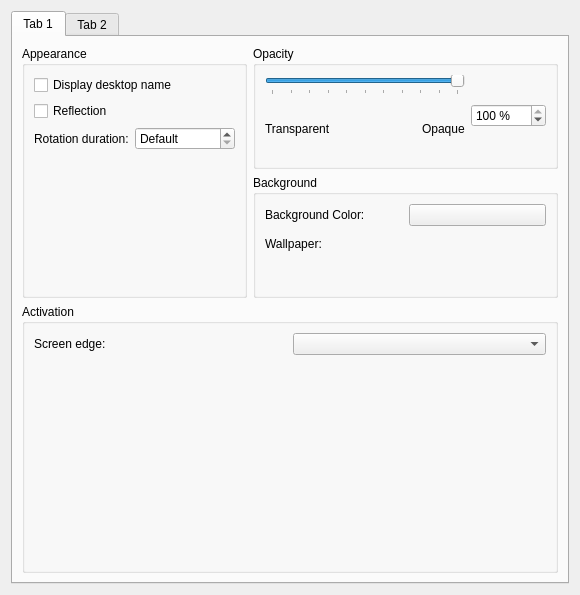
Above: effects/cube_config.ui from KDE/kwin before the change. Below: the same form after it.
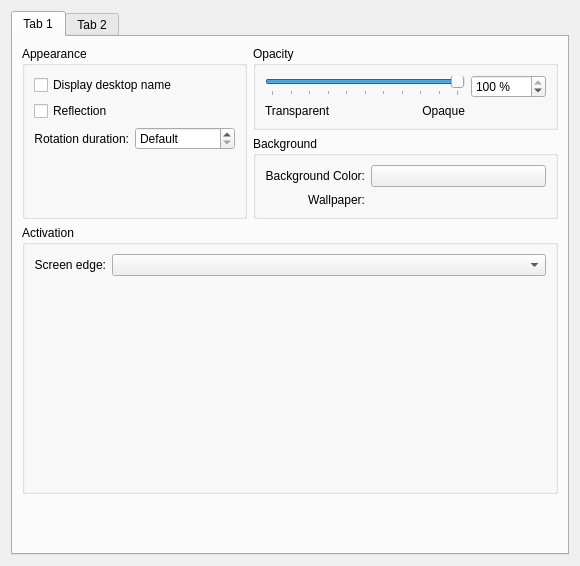
That is the form after the change. Custom widgets are drawn as their Qt base class.

Commit message: Touch-up cube, sphere and cylinder panel GUIs. Fixed direct rendering label.

The edit to the form file:
```diff
--- a/effects/cube_config.ui
+++ b/effects/cube_config.ui
@@ -5,8 +5,8 @@
    <rect>
     <x>0</x>
     <y>0</y>
-    <width>568</width>
-    <height>595</height>
+    <width>546</width>
+    <height>566</height>
    </rect>
   </property>
   <layout class="QVBoxLayout" >
@@ -16,14 +16,6 @@
       <number>0</number>
      </property>
      <widget class="QWidget" name="tab" >
-      <property name="geometry" >
-       <rect>
-        <x>0</x>
-        <y>0</y>
-        <width>546</width>
-        <height>552</height>
-       </rect>
-      </property>
       <attribute name="title" >
        <string>Tab 1</string>
       </attribute>
@@ -39,26 +31,46 @@
             <property name="text" >
              <string>Background Color:</string>
             </property>
+            <property name="alignment" >
+             <set>Qt::AlignRight|Qt::AlignTrailing|Qt::AlignVCenter</set>
+            </property>
             <property name="buddy" >
              <cstring>backgroundColorButton</cstring>
             </property>
            </widget>
           </item>
           <item row="0" column="1" >
-           <widget class="KColorButton" name="backgroundColorButton" />
+           <widget class="KColorButton" name="backgroundColorButton" >
+            <property name="sizePolicy" >
+             <sizepolicy vsizetype="Fixed" hsizetype="Expanding" >
+              <horstretch>0</horstretch>
+              <verstretch>0</verstretch>
+             </sizepolicy>
+            </property>
+           </widget>
           </item>
           <item row="1" column="0" >
            <widget class="QLabel" name="label_3" >
             <property name="text" >
              <string>Wallpaper:</string>
             </property>
+            <property name="alignment" >
+             <set>Qt::AlignRight|Qt::AlignTrailing|Qt::AlignVCenter</set>
+            </property>
             <property name="buddy" >
              <cstring>wallpaperRequester</cstring>
             </property>
            </widget>
           </item>
-          <item row="2" column="0" colspan="2" >
-           <widget class="KUrlRequester" name="wallpaperRequester" />
+          <item row="1" column="1" >
+           <widget class="KUrlRequester" name="wallpaperRequester" >
+            <property name="sizePolicy" >
+             <sizepolicy vsizetype="Preferred" hsizetype="Expanding" >
+              <horstretch>0</horstretch>
+              <verstretch>0</verstretch>
+             </sizepolicy>
+            </property>
+           </widget>
           </item>
          </layout>
         </widget>
@@ -74,13 +86,23 @@
             <property name="text" >
              <string>Screen edge:</string>
             </property>
+            <property name="alignment" >
+             <set>Qt::AlignRight|Qt::AlignTrailing|Qt::AlignVCenter</set>
+            </property>
             <property name="buddy" >
              <cstring>screenEdgeCombo</cstring>
             </property>
            </widget>
           </item>
           <item row="0" column="1" >
-           <widget class="QComboBox" name="screenEdgeCombo" />
+           <widget class="QComboBox" name="screenEdgeCombo" >
+            <property name="sizePolicy" >
+             <sizepolicy vsizetype="Fixed" hsizetype="Expanding" >
+              <horstretch>0</horstretch>
+              <verstretch>0</verstretch>
+             </sizepolicy>
+            </property>
+           </widget>
           </item>
           <item row="1" column="0" colspan="2" >
            <widget class="KWin::GlobalShortcutsEditor" native="1" name="editor" >
@@ -120,6 +142,9 @@
             <property name="text" >
              <string>Rotation duration:</string>
             </property>
+            <property name="alignment" >
+             <set>Qt::AlignRight|Qt::AlignTrailing|Qt::AlignVCenter</set>
+            </property>
             <property name="buddy" >
              <cstring>rotationDurationSpin</cstring>
             </property>
@@ -155,7 +180,7 @@
             <property name="sizeHint" stdset="0" >
              <size>
               <width>20</width>
-              <height>40</height>
+              <height>0</height>
              </size>
             </property>
            </spacer>
@@ -168,71 +193,36 @@
          <property name="title" >
           <string>Opacity</string>
          </property>
-         <layout class="QHBoxLayout" name="horizontalLayout_3" >
-          <item>
-           <layout class="QVBoxLayout" name="verticalLayout_5" >
-            <item>
-             <widget class="QSlider" name="cubeOpacitySlider" >
-              <property name="minimumSize" >
-               <size>
-                <width>200</width>
-                <height>0</height>
-               </size>
-              </property>
-              <property name="maximum" >
-               <number>100</number>
-              </property>
-              <property name="singleStep" >
-               <number>1</number>
-              </property>
-              <property name="value" >
-               <number>100</number>
-              </property>
-              <property name="orientation" >
-               <enum>Qt::Horizontal</enum>
-              </property>
-              <property name="tickPosition" >
-               <enum>QSlider::TicksBelow</enum>
-              </property>
-              <property name="tickInterval" >
-               <number>10</number>
-              </property>
-             </widget>
-            </item>
-            <item>
-             <layout class="QHBoxLayout" name="horizontalLayout_6" >
-              <item>
-               <widget class="QLabel" name="label_4" >
-                <property name="text" >
-                 <string>Transparent</string>
-                </property>
-               </widget>
-              </item>
-              <item>
-               <spacer name="horizontalSpacer" >
-                <property name="orientation" >
-                 <enum>Qt::Horizontal</enum>
-                </property>
-                <property name="sizeHint" stdset="0" >
-                 <size>
-                  <width>40</width>
-                  <height>20</height>
-                 </size>
-                </property>
-               </spacer>
-              </item>
-              <item>
-               <widget class="QLabel" name="label_5" >
-                <property name="text" >
-                 <string>Opaque</string>
-                </property>
-               </widget>
-              </item>
-             </layout>
-            </item>
-           </layout>
+         <layout class="QGridLayout" name="gridLayout_6" >
+          <item row="1" column="0" colspan="2" >
+           <widget class="QSlider" name="cubeOpacitySlider" >
+            <property name="minimumSize" >
+             <size>
+              <width>200</width>
+              <height>0</height>
+             </size>
+            </property>
+            <property name="maximum" >
+             <number>100</number>
+            </property>
+            <property name="singleStep" >
+             <number>1</number>
+            </property>
+            <property name="value" >
+             <number>100</number>
+            </property>
+            <property name="orientation" >
+             <enum>Qt::Horizontal</enum>
+            </property>
+            <property name="tickPosition" >
+             <enum>QSlider::TicksBelow</enum>
+            </property>
+            <property name="tickInterval" >
+             <number>10</number>
+            </property>
+           </widget>
           </item>
-          <item>
+          <item row="1" column="2" >
            <widget class="QSpinBox" name="cubeOpacitySpin" >
             <property name="minimumSize" >
              <size>
@@ -251,9 +241,39 @@
             </property>
            </widget>
           </item>
+          <item row="2" column="0" >
+           <widget class="QLabel" name="label_4" >
+            <property name="text" >
+             <string>Transparent</string>
+            </property>
+           </widget>
+          </item>
+          <item row="2" column="1" >
+           <widget class="QLabel" name="label_5" >
+            <property name="text" >
+             <string>Opaque</string>
+            </property>
+            <property name="alignment" >
+             <set>Qt::AlignRight|Qt::AlignTrailing|Qt::AlignVCenter</set>
+            </property>
+           </widget>
+          </item>
          </layout>
         </widget>
        </item>
+       <item row="4" column="0" colspan="2" >
+        <spacer name="verticalSpacer_3" >
+         <property name="orientation" >
+          <enum>Qt::Vertical</enum>
+         </property>
+         <property name="sizeHint" stdset="0" >
+          <size>
+           <width>20</width>
+           <height>40</height>
+          </size>
+         </property>
+        </spacer>
+       </item>
       </layout>
      </widget>
      <widget class="QWidget" name="tab_2" >
```
Left out of the diff: 131 changed lines with no effect on the pictures. The commit also changes 4 other files.
